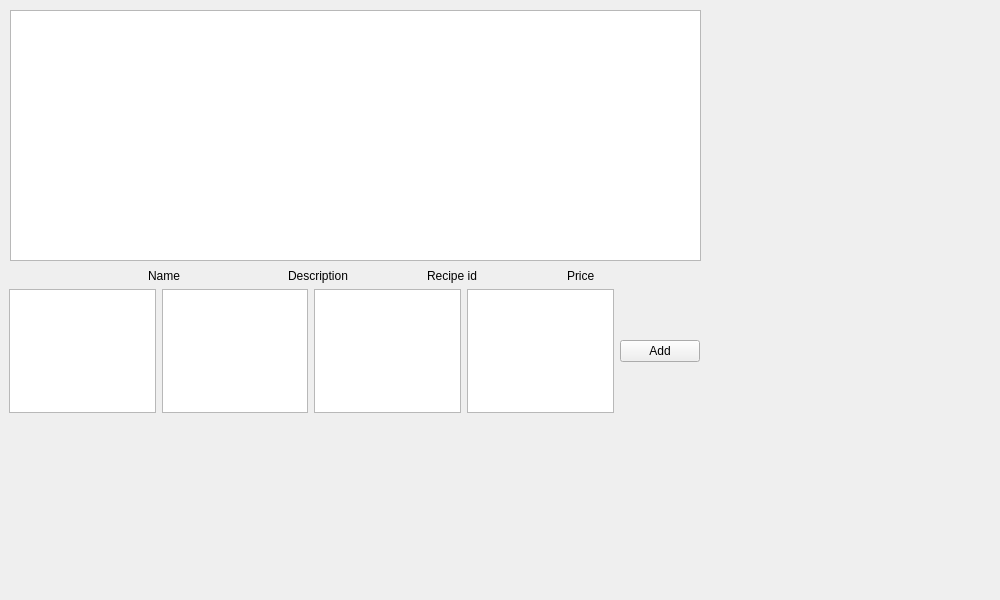
Above: RA-Automation/manageMenu.ui from ksshivaprasad/Restaurants-Automation before the change. Below: the same form after it.
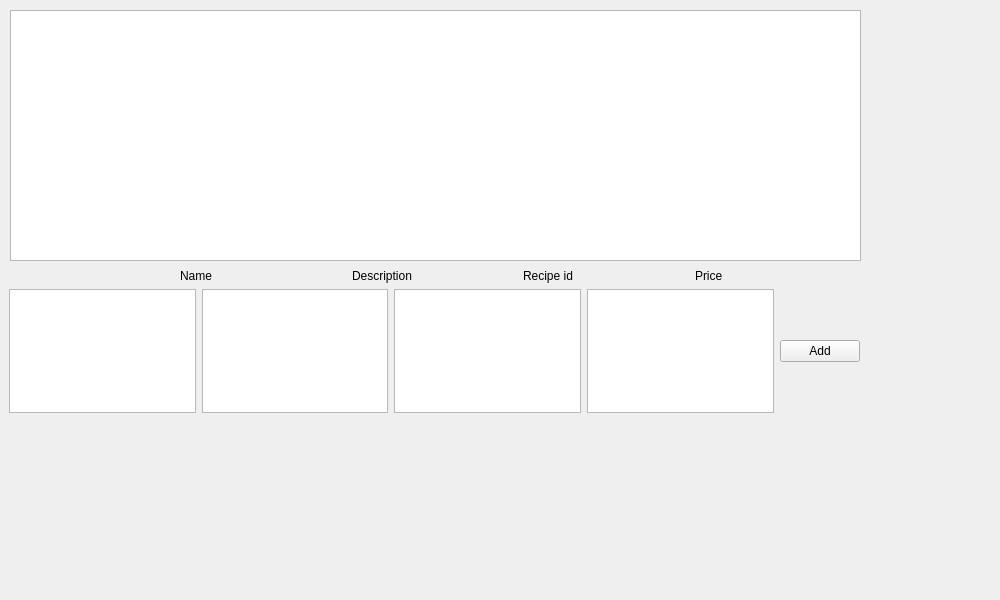
That is the form after the change.

Diff of the .ui file:
```diff
--- a/RA-Automation/manageMenu.ui
+++ b/RA-Automation/manageMenu.ui
@@ -24,7 +24,7 @@
     <rect>
      <x>10</x>
      <y>10</y>
-     <width>691</width>
+     <width>851</width>
      <height>251</height>
     </rect>
    </property>
@@ -34,7 +34,7 @@
     <rect>
      <x>9</x>
      <y>269</y>
-     <width>691</width>
+     <width>851</width>
      <height>144</height>
     </rect>
    </property>
```
